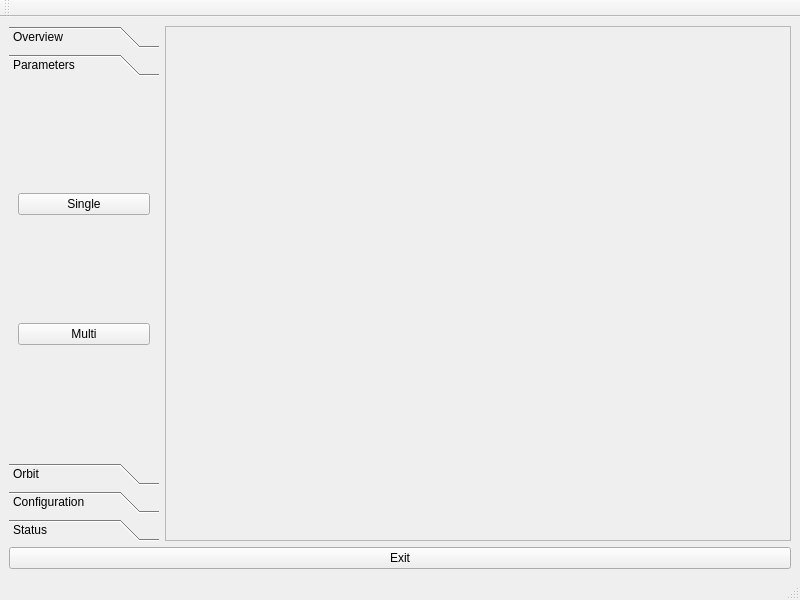
hinxx/hiinks, file pyI/src/ui/win1.ui: the form before one commit.
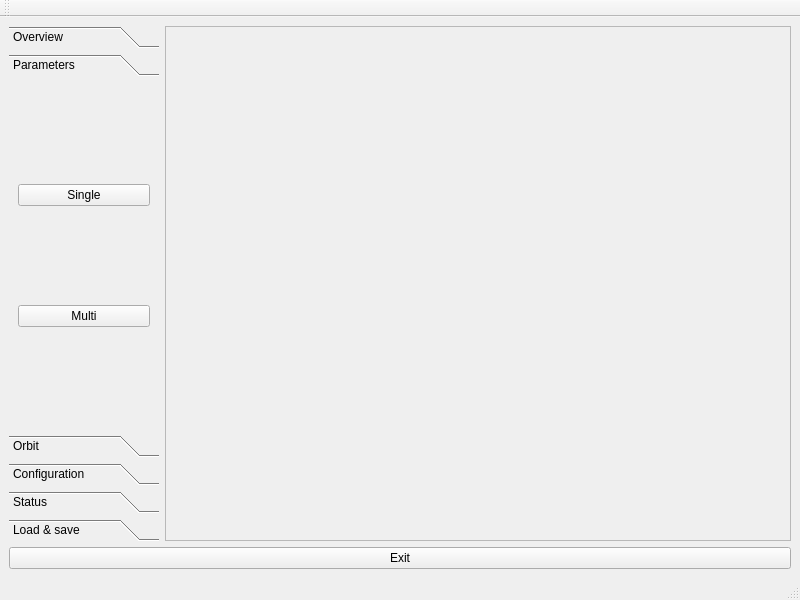
The form after the commit. The open tabs and pages were chosen to show the change.

```diff
--- a/pyI/src/ui/win1.ui
+++ b/pyI/src/ui/win1.ui
@@ -46,8 +46,8 @@
           <rect>
            <x>0</x>
            <y>0</y>
-           <width>103</width>
-           <height>78</height>
+           <width>150</width>
+           <height>313</height>
           </rect>
          </property>
          <attribute name="label">
@@ -109,6 +109,11 @@
           <string>Status</string>
          </attribute>
         </widget>
+        <widget class="QWidget" name="page">
+         <attribute name="label">
+          <string>Load &amp;&amp; save</string>
+         </attribute>
+        </widget>
        </widget>
       </item>
       <item>
```
Left out of the diff: 16 changed lines with no effect on the pictures.
